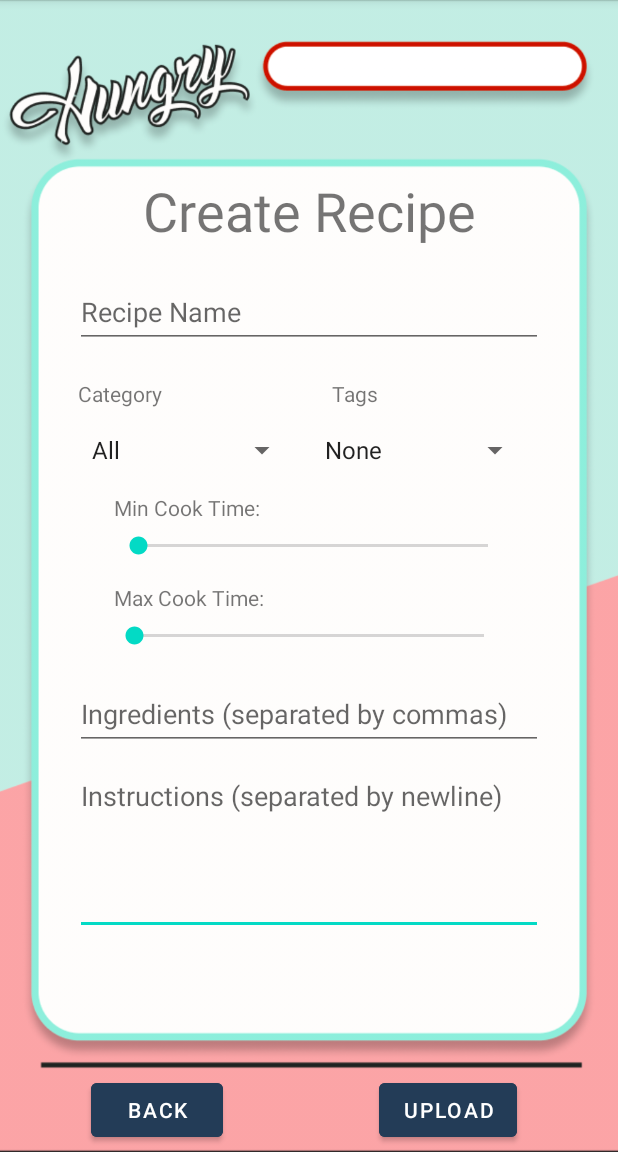
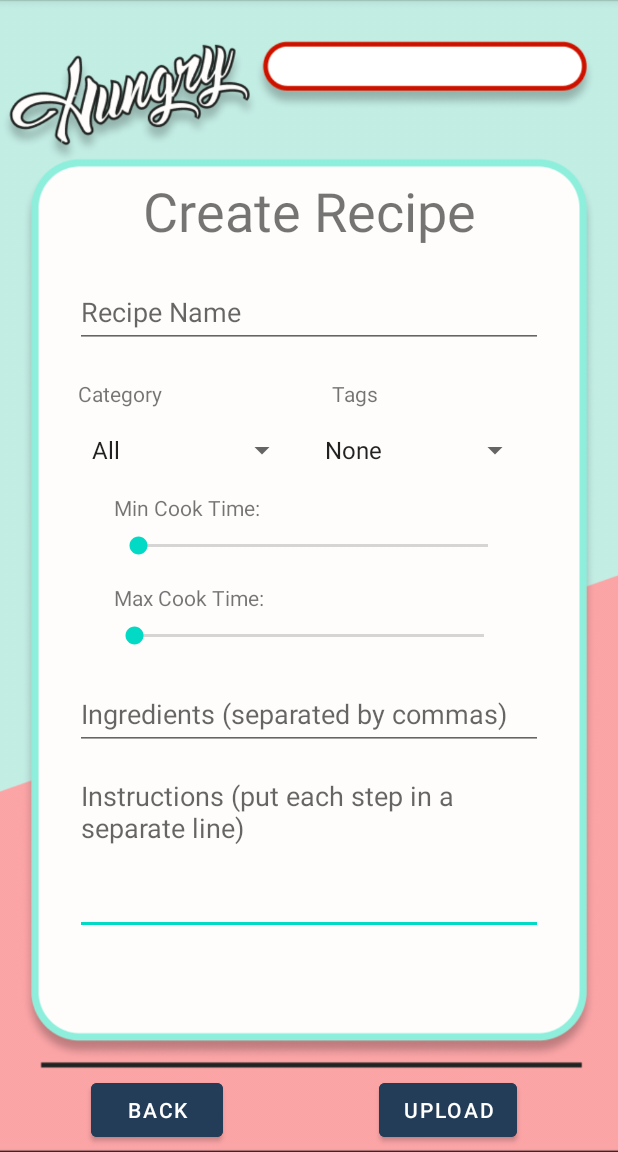
Before and after one commit to caffeine98/Hungry, an Android app: the CreateRecipeActivity screen opened directly, with no data from a screen before it, on a phone screen of 412 x 824 dp, the part 84-1236 px from its top. Run offline under Robolectric (Android 15) with nearby library versions, the phone set to English and light mode, and no system bars; network calls fail.

Commit message:
Update activity_create_recipe.xml

```diff
--- a/app/src/main/res/layout/activity_create_recipe.xml
+++ b/app/src/main/res/layout/activity_create_recipe.xml
@@ -37,7 +37,7 @@
         android:layout_marginTop="8dp"
         android:ems="10"
         android:gravity="start|top"
-        android:hint="Instructions (separated by newline)"
+        android:hint="Instructions (put each step in a separate line)"
         android:inputType="textMultiLine"
         app:layout_constraintEnd_toEndOf="parent"
         app:layout_constraintStart_toStartOf="parent"
```
